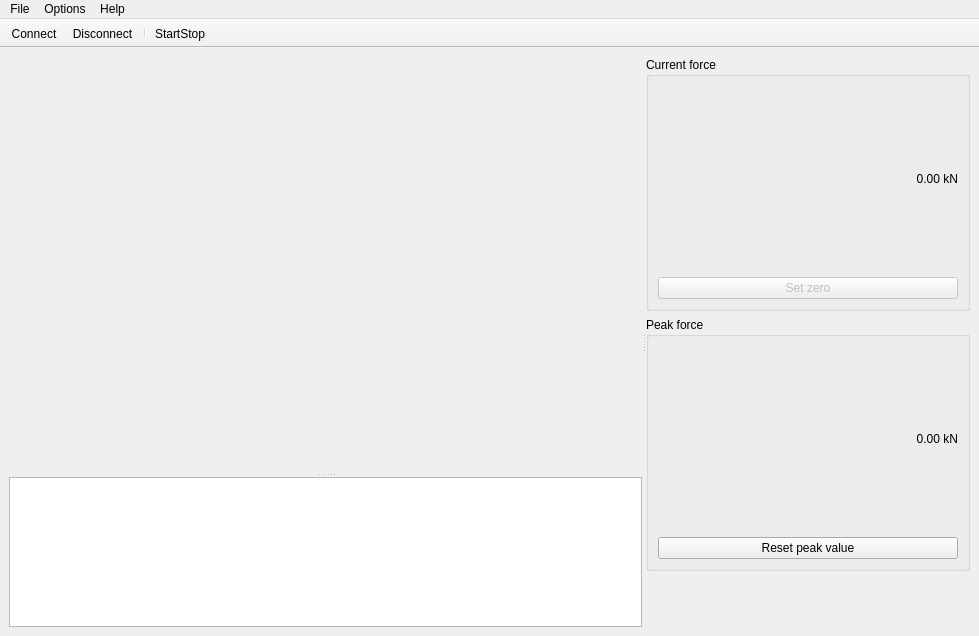
Old version of the form src/gui/mainwindow.ui in the repository linescaleGUI/linescaleGUI.
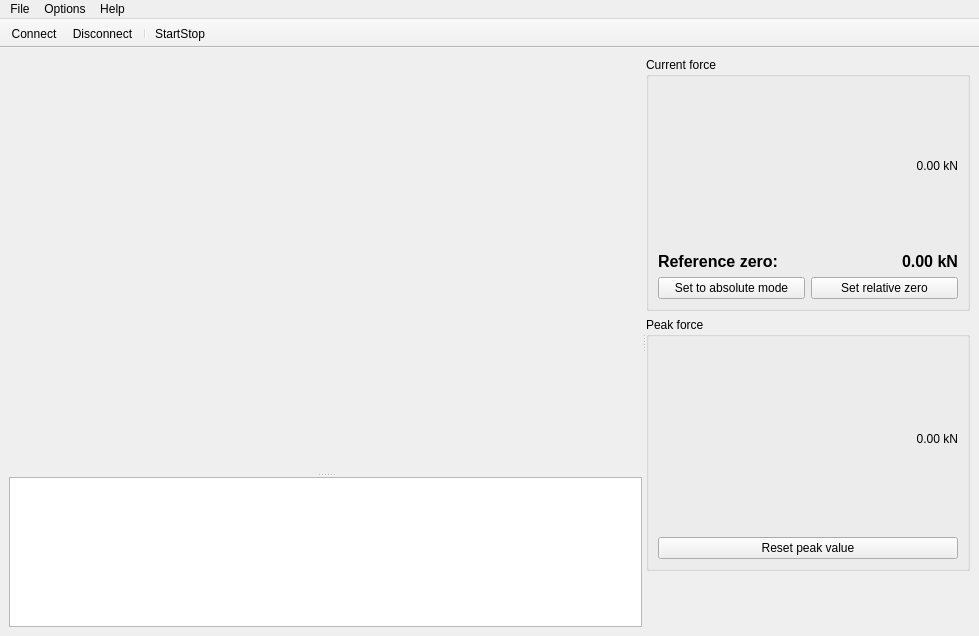
New version of the form. Icons and pictures are not drawn. Custom widgets are drawn as their Qt base class.

Commit message: Add buttons to set absolute and relative zero

Patch:
```diff
--- a/src/gui/mainwindow.ui
+++ b/src/gui/mainwindow.ui
@@ -158,6 +158,12 @@
           <layout class="QVBoxLayout" name="verticalLayout_3">
            <item>
             <widget class="QLabel" name="lblCurrentForce">
+             <property name="sizePolicy">
+              <sizepolicy hsizetype="Preferred" vsizetype="Preferred">
+               <horstretch>0</horstretch>
+               <verstretch>2</verstretch>
+              </sizepolicy>
+             </property>
              <property name="minimumSize">
               <size>
                <width>300</width>
@@ -182,9 +188,81 @@
             </widget>
            </item>
            <item>
-            <widget class="QPushButton" name="btnSetZero">
+            <layout class="QHBoxLayout" name="layoutReferenceZero">
+             <item>
+              <widget class="QLabel" name="lblReferenceZeroText">
+               <property name="minimumSize">
+                <size>
+                 <width>0</width>
+                 <height>0</height>
+                </size>
+               </property>
+               <property name="baseSize">
+                <size>
+                 <width>0</width>
+                 <height>0</height>
+                </size>
+               </property>
+               <property name="font">
+                <font>
+                 <family>Segoe UI</family>
+                 <pointsize>12</pointsize>
+                 <italic>false</italic>
+                 <bold>true</bold>
+                </font>
+               </property>
+               <property name="styleSheet">
+                <string notr="true"/>
+               </property>
+               <property name="text">
+                <string>Reference zero:</string>
+               </property>
+               <property name="alignment">
+                <set>Qt::AlignLeading|Qt::AlignLeft|Qt::AlignVCenter</set>
+               </property>
+              </widget>
+             </item>
+             <item>
+              <widget class="QLabel" name="lblReferenceZero">
+               <property name="minimumSize">
+                <size>
+                 <width>0</width>
+                 <height>0</height>
+                </size>
+               </property>
+               <property name="baseSize">
+                <size>
+                 <width>0</width>
+                 <height>0</height>
+                </size>
+               </property>
+               <property name="font">
+                <font>
+                 <family>Segoe UI</family>
+                 <pointsize>12</pointsize>
+                 <italic>false</italic>
+                 <bold>true</bold>
+                </font>
+               </property>
+               <property name="styleSheet">
+                <string notr="true"/>
+               </property>
+               <property name="text">
+                <string>0.00 kN</string>
+               </property>
+               <property name="alignment">
+                <set>Qt::AlignRight|Qt::AlignTrailing|Qt::AlignVCenter</set>
+               </property>
+              </widget>
+             </item>
+            </layout>
+           </item>
+           <item>
+            <layout class="QHBoxLayout" name="layoutZeroButtons">
+             <item>
+              <widget class="QPushButton" name="btnSetAbsoluteZero">
              <property name="enabled">
-              <bool>false</bool>
+                <bool>true</bool>
              </property>
              <property name="sizePolicy">
               <sizepolicy hsizetype="Preferred" vsizetype="Fixed">
@@ -199,9 +277,33 @@
               </size>
              </property>
              <property name="text">
-              <string>Set zero</string>
-             </property>
-            </widget>
+                <string>Set to absolute mode</string>
+               </property>
+              </widget>
+             </item>
+             <item>
+              <widget class="QPushButton" name="btnSetRelativeZero">
+               <property name="enabled">
+                <bool>true</bool>
+               </property>
+               <property name="sizePolicy">
+                <sizepolicy hsizetype="Preferred" vsizetype="Fixed">
+                 <horstretch>0</horstretch>
+                 <verstretch>0</verstretch>
+                </sizepolicy>
+               </property>
+               <property name="baseSize">
+                <size>
+                 <width>0</width>
+                 <height>0</height>
+                </size>
+               </property>
+               <property name="text">
+                <string>Set relative zero</string>
+               </property>
+              </widget>
+             </item>
+            </layout>
            </item>
           </layout>
          </widget>
```
Left out of the diff: 2 changed lines with no effect on the pictures. Lines whose indentation alone changed are shown as unchanged. The commit also changes 3 other files.
